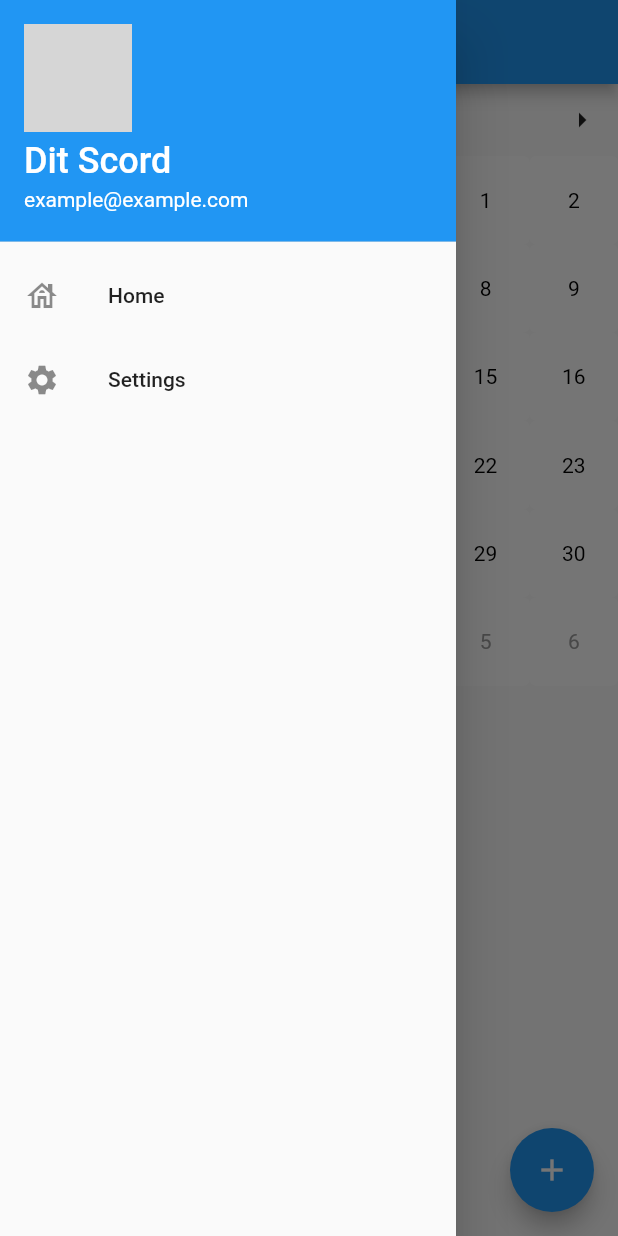
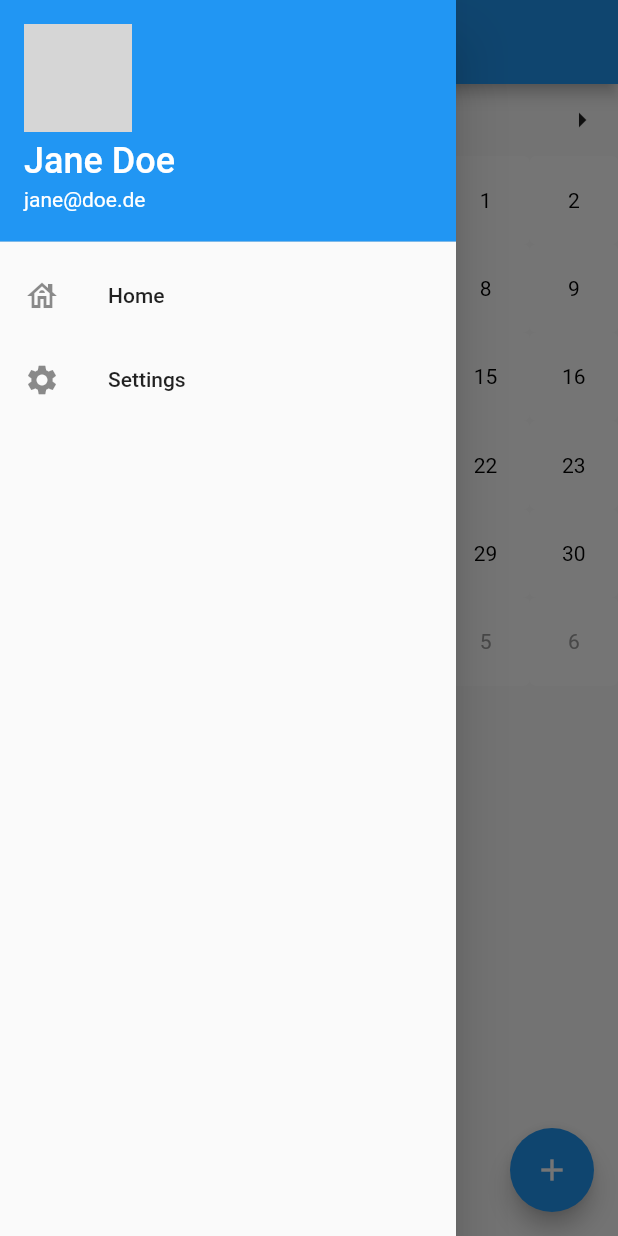
Before and after one commit to Aelerinya/the-gay-agenda, a Flutter app: the screen it shows after launch, with the side drawer open, on a phone screen of 412 x 824 dp. Run offline on Flutter 3.47's test engine with Material 2 defaults, Android fonts, the phone set to English and light mode, and no system bars; our stand-ins replace hive_flutter, image_picker; accounts and stored records are empty; network calls fail; grey boxes are pictures that could not be loaded.

Commit message:
feat: persistent data for profile

```diff
--- a/lib/main.dart
+++ b/lib/main.dart
@@ -1,16 +1,25 @@
 import 'package:flutter/material.dart';
 import 'package:hive_flutter/hive_flutter.dart';
+import 'package:the_gay_agenda/screens/home_screen.dart';
 import 'package:the_gay_agenda/services/events.dart';
-import 'package:the_gay_agenda/screens/home_screen.dart';
+import 'package:the_gay_agenda/services/user.dart';
 
 import 'constants/example_events.dart';
 
 void main() async {
   await Hive.initFlutter();
   Hive.registerAdapter(EventAdapter());
+  Hive.registerAdapter(UserAdapter());
   final events = await Hive.openBox<Event>("events");
   if (events.isEmpty) events.addAll(exampleEvents);
-
+  final users = await Hive.openBox<User>('user');
+  if (users.isEmpty) {
+    users.add(User(
+        firstName: 'Jane',
+        lastName: 'Doe',
+        email: 'jane@doe.de',
+        imagePath: ''));
+  }
   runApp(const MyApp());
 }
 
--- a/lib/screens/home_screen.dart
+++ b/lib/screens/home_screen.dart
@@ -3,6 +3,7 @@ import 'package:flutter/widgets.dart';
 import 'package:hive_flutter/hive_flutter.dart';
 import 'package:the_gay_agenda/screens/create_event.dart';
 import 'package:the_gay_agenda/services/events.dart';
+import 'package:the_gay_agenda/services/user.dart';
 import 'package:the_gay_agenda/widgets/month_view.dart';
 import 'package:the_gay_agenda/widgets/profile_drawer.dart';
 
@@ -13,10 +14,14 @@ class HomeScreen extends StatelessWidget {
   Widget build(BuildContext context) {
     return Scaffold(
       appBar: AppBar(title: const Text("The Gay Agenda")),
+      drawer: ValueListenableBuilder(
+        valueListenable: Hive.box<User>("user").listenable(),
+        builder: (_, Box<User> box, __) =>
+            ProfileDrawer(user: box.values.first),
+      ),
       body: ValueListenableBuilder(
           valueListenable: Hive.box<Event>("events").listenable(),
           builder: (_, Box<Event> box, __) => MonthView(events: box.values)),
-      drawer: const ProfileDrawer(),
       floatingActionButton: FloatingActionButton(
         onPressed: () {
           Navigator.push(context,
--- /dev/null
+++ b/lib/services/user.dart
@@ -0,0 +1,25 @@
+import 'dart:io';
+
+import 'package:hive_flutter/adapters.dart';
+
+part 'user.g.dart';
+
+@HiveType(typeId: 1)
+class User extends HiveObject {
+  @HiveField(0)
+  String firstName;
+  @HiveField(1)
+  String lastName;
+  @HiveField(2)
+  String email;
+  @HiveField(3)
+  String imagePath;
+
+  User(
+      {required this.firstName,
+      required this.lastName,
+      required this.email,
+      required this.imagePath});
+
+  String getName() => firstName + ' ' + lastName;
+}
--- a/lib/widgets/profile_drawer.dart
+++ b/lib/widgets/profile_drawer.dart
@@ -1,9 +1,13 @@
+import 'dart:io';
+
 import 'package:flutter/material.dart';
 import 'package:the_gay_agenda/screens/home_screen.dart';
 import 'package:the_gay_agenda/screens/settings.dart';
+import 'package:the_gay_agenda/services/user.dart';
 
 class ProfileDrawer extends StatelessWidget {
-  const ProfileDrawer({Key? key}) : super(key: key);
+  final User user;
+  const ProfileDrawer({required this.user, Key? key}) : super(key: key);
 
   @override
   Widget build(BuildContext context) {
@@ -11,18 +15,18 @@ class ProfileDrawer extends StatelessWidget {
       child: ListView(
         padding: EdgeInsets.zero,
         children: [
-          const UserAccountsDrawerHeader(
+          UserAccountsDrawerHeader(
             currentAccountPicture: CircleAvatar(
-              // TODO: Add Image from camera
-              backgroundImage: NetworkImage(
-                  'https://cdn.discordapp.com/avatars/132917155468541952/58daa0ef5c60904f6387e061e1575408.webp'),
+                foregroundImage: user.imagePath != ''
+                    ? Image.file(File(user.imagePath)).image
+                    : const NetworkImage(''),
+                backgroundImage: const NetworkImage(
+                    'https://cdn-icons-png.flaticon.com/512/20/20079.png')),
+            accountName: Text(
+              user.getName(),
+              style: const TextStyle(fontSize: 24.0),
             ),
-            // TODO: Add Profile info
-            accountName: Text(
-              'Dit Scord',
-              style: TextStyle(fontSize: 24.0),
-            ),
-            accountEmail: Text('example@example.com'),
+            accountEmail: Text(user.email),
           ),
           ListTile(
             leading: const Icon(Icons.house_outlined),
```
Also changed, not shown: lib/screens/settings.dart (+15 -2 lines), lib/widgets/profile_form.dart (+14 -23 lines), lib/widgets/profile_picture_picker.dart (+12 -6 lines), lib/services/user.g.dart (added), pubspec.lock.
